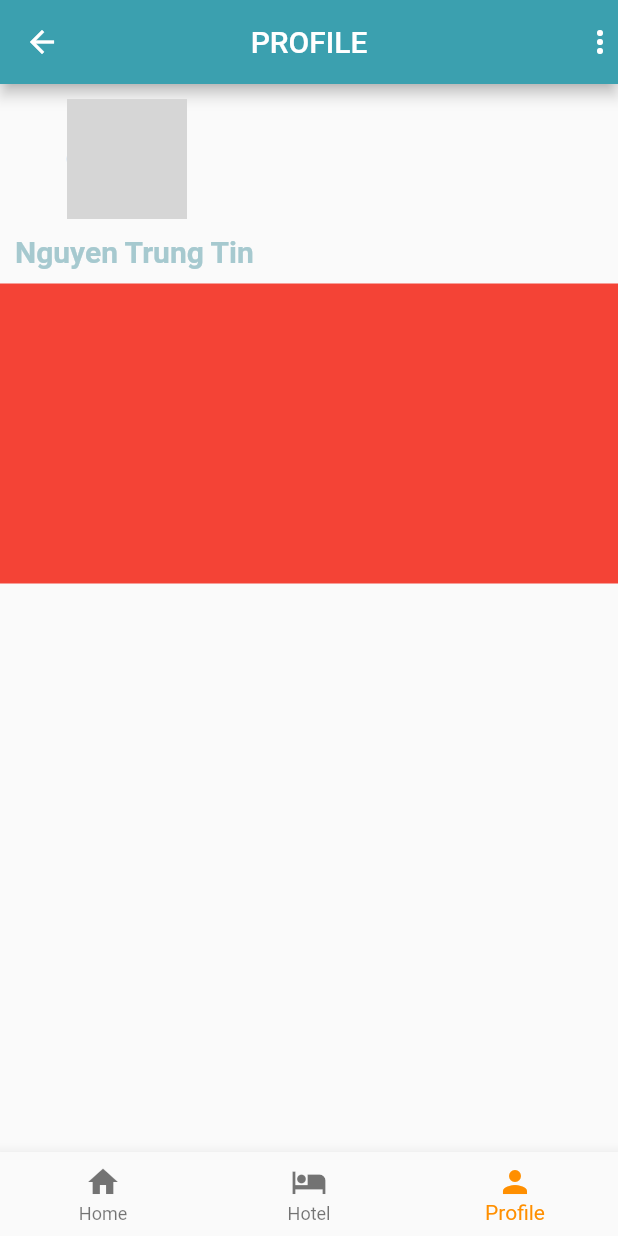
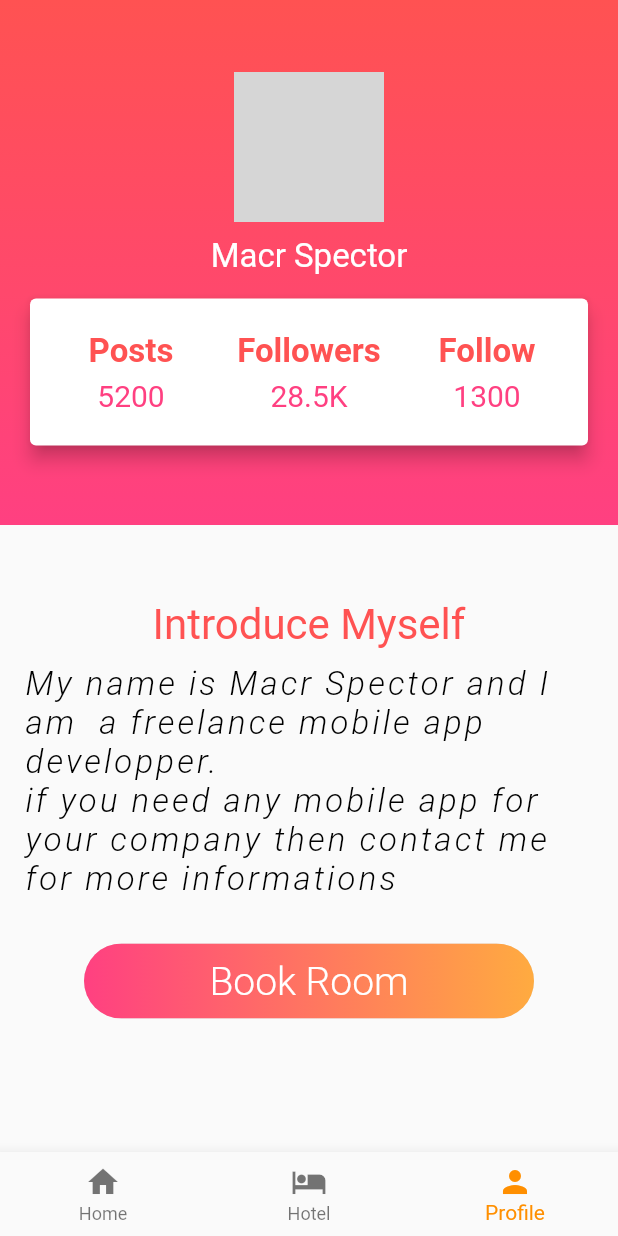
Before and after one commit to TrungTin1701/flutter_application_1, a Flutter app: the screen it shows after launch, item 3 of the bottom bar chosen, on a phone screen of 412 x 824 dp. Run offline on Flutter 3.47's test engine with Material 2 defaults, Android fonts, the phone set to English and light mode, and no system bars; our stand-ins replace device_preview; missing offline and left inert: dart:html, shared_preferences_web; network calls fail; grey boxes are pictures that could not be loaded.

Commit message:
Done Profile , ChiTiet not done

```diff
--- /dev/null
+++ b/lib/HotelPage/ChiTiet/chitiet.dart
@@ -0,0 +1,41 @@
+import 'package:flutter/material.dart';
+import 'package:flutter_application_1/Profile/profile.dart';
+import 'package:flutter_application_1/main.dart';
+import 'package:flutter_application_1/HotelPage/hotelcart.dart';
+
+class chitiet extends StatefulWidget {
+  const chitiet({Key? key}) : super(key: key);
+
+  @override
+  State<chitiet> createState() => _chitietState();
+}
+
+class _chitietState extends State<chitiet> {
+  @override
+  Widget build(BuildContext context) {
+    return Scaffold(
+      appBar: AppBar(
+        leading: GestureDetector(
+          onTap: () {
+            Navigator.push(context, MaterialPageRoute(builder: (context) {
+              return MyApp();
+            }));
+          },
+          child: const Icon(
+            Icons.arrow_back,
+          ),
+        ),
+        title: const Text("BOOKING HOTEL ROOM"),
+        centerTitle: true,
+        actions: const [Icon(Icons.more_vert)],
+        backgroundColor: Color.fromARGB(255, 59, 160, 175),
+      ),
+      body: Column(
+        children: [
+          HotelCard(
+              '/image/hotel2.jpg', 'Dat lat pho', '400 Ung Van khiem', context)
+        ],
+      ),
+    );
+  }
+}
--- /dev/null
+++ b/lib/HotelPage/generated_plugin_registrant.dart
@@ -0,0 +1,17 @@
+//
+// Generated file. Do not edit.
+//
+
+// ignore_for_file: directives_ordering
+// ignore_for_file: lines_longer_than_80_chars
+// ignore_for_file: depend_on_referenced_packages
+
+import 'package:shared_preferences_web/shared_preferences_web.dart';
+
+import 'package:flutter_web_plugins/flutter_web_plugins.dart';
+
+// ignore: public_member_api_docs
+void registerPlugins(Registrar registrar) {
+  SharedPreferencesPlugin.registerWith(registrar);
+  registrar.registerMessageHandler();
+}
--- a/lib/hotelcart.dart
+++ b/lib/HotelPage/hotelcart.dart
@@ -1,11 +1,24 @@
 import 'package:flutter/material.dart';
+import 'package:flutter_application_1/Profile/profile.dart';
+import 'ChiTiet/chitiet.dart';
 
 DateTime _now = new DateTime.now();
 DateTime Date = new DateTime(_now.year, _now.month, _now.day);
 String _date1 = Date.toString();
 // ignore: non_constant_identifier_names
+void runapp() {
+  runApp(MaterialApp(
+    debugShowCheckedModeBanner: false,
+    home: ProfileApp(),
+  ));
+}
+
 Widget HotelCard(
-    String imgurl, String Hotelname, String location, BuildContext context) {
+  String imgurl,
+  String Hotelname,
+  String location,
+  BuildContext context,
+) {
   var borderRadius2 = BorderRadius.circular(10);
   return Container(
     color: Colors.white,
@@ -249,7 +262,10 @@ Widget HotelCard(
             Padding(
               padding: const EdgeInsets.all(18.0),
               child: OutlinedButton(
-                onPressed: () => {},
+                onPressed: () => {
+                  Navigator.push(context,
+                      MaterialPageRoute(builder: (context) => (chitiet())))
+                },
                 style: OutlinedButton.styleFrom(
                   shape: RoundedRectangleBorder(
                     borderRadius: BorderRadius.circular(10),
@@ -262,7 +278,7 @@ Widget HotelCard(
                 ),
                 // ignore: prefer_const_constructors
                 child: Text(
-                  "Xem Chi Tiết",
+                  (isReadmore() ? "Xem Chi Tiết" : "Xem Chi Tiết"),
                   style: TextStyle(
                       fontSize: 12,
                       fontWeight: FontWeight.w500,
@@ -301,3 +317,7 @@ Widget HotelCard(
     ),
   );
 }
+
+bool isReadmore() {
+  return false;
+}
--- /dev/null
+++ b/lib/Profile/profile.dart
@@ -0,0 +1,345 @@
+// import 'dart:async';
+// import 'package:flutter/cupertino.dart';
+// import 'package:flutter/material.dart';
+// import 'package:flutter/rendering.dart';
+// import 'package:flutter/src/foundation/key.dart';
+// import 'package:flutter/src/widgets/framework.dart';
+
+// class MainProfile extends StatefulWidget {
+//   const MainProfile({Key? key}) : super(key: key);
+
+//   @override
+//   State<MainProfile> createState() => MainProfileState();
+// }
+
+// class MainProfileState extends State<MainProfile> {
+//   @override
+//   Widget build(BuildContext context) {
+//     return Scaffold(
+//       appBar: AppBar(
+//         leading: const Icon(Icons.arrow_back),
+//         title: const Text("PROFILE"),
+//         centerTitle: true,
+//         actions: const [Icon(Icons.more_vert)],
+//         backgroundColor: Color.fromARGB(255, 59, 160, 175),
+//       ),
+//       body: SafeArea(
+//           child: Column(
+//         children: [
+//           Profilehead(),
+//           Container(
+//             height: 200,
+//             color: Colors.red,
+//           ),
+//           Expanded(
+//             child: Container(
+//               height: 200,
+//             ),
+//           ),
+//         ],
+//       )),
+//     );
+//   }
+// }
+
+// class Profilehead extends StatefulWidget {
+//   const Profilehead({Key? key}) : super(key: key);
+
+//   @override
+//   State<Profilehead> createState() => _ProfileheadState();
+// }
+
+// ignore_for_file: deprecated_member_use
+
+// class _ProfileheadState extends State<Profilehead> {
+//   @override
+//   Widget build(BuildContext context) {
+//     return Row(
+//       children: [
+//         Column(
+//           children: [
+//             Container(
+//               padding: const EdgeInsets.all(10),
+//               child: CircleAvatar(
+//                 radius: 40,
+//                 backgroundImage: NetworkImage('/image/hotel1.jpg'),
+//               ),
+//             ),
+//             Padding(
+//               padding: const EdgeInsets.only(left: 10, top: 10, bottom: 10),
+//               child: Text(
+//                 "Nguyen Trung Tin",
+//                 style: TextStyle(
+//                     fontSize: 20,
+//                     fontWeight: FontWeight.bold,
+//                     color: Color.fromARGB(255, 47, 108, 119)),
+//               ),
+//             ),
+//           ],
+//         ),
+//       ],
+//     );
+//   }
+// }
+import 'package:flutter/material.dart';
+import 'package:flutter_application_1/HomePage/homepage.dart';
+import '/HotelPage/hotelcart.dart';
+import 'package:flutter_application_1/main.dart';
+
+class ProfileApp extends StatelessWidget {
+  const ProfileApp({Key? key}) : super(key: key);
+  void runapp() {
+    runApp(MaterialApp(
+      debugShowCheckedModeBanner: false,
+      home: ProfileApp(),
+    ));
+  }
+
+  @override
+  Widget build(BuildContext context) {
+    return Scaffold(
+      body: Column(
+        children: <Widget>[
+          Container(
+              decoration: BoxDecoration(
+                  gradient: LinearGradient(
+                      begin: Alignment.topCenter,
+                      end: Alignment.bottomCenter,
+                      colors: [Colors.redAccent, Colors.pinkAccent])),
+              child: Container(
+                width: double.infinity,
+                height: 350.0,
+                child: Center(
+                  child: Column(
+                    crossAxisAlignment: CrossAxisAlignment.center,
+                    mainAxisAlignment: MainAxisAlignment.center,
+                    children: <Widget>[
+                      Info(),
+                      CartBio(),
+                    ],
+                  ),
+                ),
+              )),
+          SizedBox(
+            height: 20.0,
+          ),
+          UI(),
+          Container(
+            width: 300.00,
+            child: RaisedButton(
+                onPressed: () {
+                  Navigator.push(context,
+                      MaterialPageRoute(builder: (context) => MyApp()));
+                },
+                shape: RoundedRectangleBorder(
+                    borderRadius: BorderRadius.circular(80.0)),
+                elevation: 0.0,
+                padding: EdgeInsets.all(0.0),
+                child: Ink(
+                  decoration: BoxDecoration(
+                    gradient: LinearGradient(
+                        begin: Alignment.centerRight,
+                        end: Alignment.centerLeft,
+                        colors: [Colors.orangeAccent, Colors.pinkAccent]),
+                    borderRadius: BorderRadius.circular(30.0),
+                  ),
+                  child: Container(
+                    constraints:
+                        BoxConstraints(maxWidth: 300.0, minHeight: 50.0),
+                    alignment: Alignment.center,
+                    child: Text(
+                      "Book Room",
+                      style: TextStyle(
+                          color: Colors.white,
+                          fontSize: 26.0,
+                          fontWeight: FontWeight.w300),
+                    ),
+                  ),
+                )),
+          ),
+        ],
+      ),
+    );
+  }
+}
+
+//Avar Cart
+class Info extends StatefulWidget {
+  const Info({Key? key}) : super(key: key);
+
+  @override
+  State<Info> createState() => _InfoState();
+}
+
+class _InfoState extends State<Info> {
+  @override
+  Widget build(BuildContext context) {
+    return Column(
+      children: [
+        CircleAvatar(
+          backgroundImage: NetworkImage(
+            "/image/hotel1.jpg",
+          ),
+          radius: 50.0,
+        ),
+        Padding(
+          padding: const EdgeInsets.all(10.0),
+          child: Text(
+            "Macr Spector",
+            style: TextStyle(
+              fontSize: 22.0,
+              color: Colors.white,
+            ),
+          ),
+        ),
+      ],
+    );
+  }
+}
+
+//BioCart
+class CartBio extends StatefulWidget {
+  const CartBio({Key? key}) : super(key: key);
+
+  @override
+  State<CartBio> createState() => _CartBioState();
+}
+
+class _CartBioState extends State<CartBio> {
+  @override
+  Widget build(BuildContext context) {
+    return Card(
+      margin: EdgeInsets.symmetric(horizontal: 20.0, vertical: 5.0),
+      clipBehavior: Clip.antiAlias,
+      color: Colors.white,
+      elevation: 5.0,
+      child: Padding(
+        padding: const EdgeInsets.symmetric(horizontal: 8.0, vertical: 22.0),
+        child: Row(
+          children: <Widget>[
+            Expanded(
+              child: Column(
+                children: <Widget>[
+                  Text(
+                    "Posts",
+                    style: TextStyle(
+                      color: Colors.redAccent,
+                      fontSize: 22.0,
+                      fontWeight: FontWeight.bold,
+                    ),
+                  ),
+                  SizedBox(
+                    height: 5.0,
+                  ),
+                  Text(
+                    "5200",
+                    style: TextStyle(
+                      fontSize: 20.0,
+                      color: Colors.pinkAccent,
+                    ),
+                  )
+                ],
+              ),
+            ),
+            Expanded(
+              child: Column(
+                children: <Widget>[
+                  Text(
+                    "Followers",
+                    style: TextStyle(
+                      color: Colors.redAccent,
+                      fontSize: 22.0,
+                      fontWeight: FontWeight.bold,
+                    ),
+                  ),
+                  SizedBox(
+                    height: 5.0,
+                  ),
+                  Text(
+                    "28.5K",
+                    style: TextStyle(
+                      fontSize: 20.0,
+                      color: Colors.pinkAccent,
+                    ),
+                  )
+                ],
+              ),
+            ),
+            Expanded(
+              child: Column(
+                children: <Widget>[
+                  Text(
+                    "Follow",
+                    style: TextStyle(
+                      color: Colors.redAccent,
+                      fontSize: 22.0,
+                      fontWeight: FontWeight.bold,
+                    ),
+                  ),
+                  SizedBox(
+                    height: 5.0,
+                  ),
+                  Text(
+                    "1300",
+                    style: TextStyle(
+                      fontSize: 20.0,
+                      color: Colors.pinkAccent,
+                    ),
+                  )
+                ],
+              ),
+            ),
+          ],
+        ),
+      ),
+    );
+  }
+}
+
+//Introduction
+class UI extends StatefulWidget {
+  const UI({Key? key}) : super(key: key);
+
+  @override
+  State<UI> createState() => _UIState();
+}
+
+class _UIState extends State<UI> {
+  @override
+  Widget build(BuildContext context) {
+    return Container(
+      child: Padding(
+        padding: const EdgeInsets.symmetric(vertical: 30.0, horizontal: 16.0),
+        child: Column(
+          mainAxisAlignment: MainAxisAlignment.center,
+          crossAxisAlignment: CrossAxisAlignment.start,
+          children: <Widget>[
+            Center(
+              child: Text(
+                "Introduce Myself",
+                style: TextStyle(
+                    color: Colors.redAccent,
+                    fontStyle: FontStyle.normal,
+                    fontSize: 28.0),
+              ),
+            ),
+            SizedBox(
+              height: 10.0,
+            ),
+            Text(
+              'My name is Macr Spector and I am  a freelance mobile app developper.\n'
+              'if you need any mobile app for your company then contact me for more informations',
+              style: TextStyle(
+                fontSize: 22.0,
+                fontStyle: FontStyle.italic,
+                fontWeight: FontWeight.w300,
+                color: Colors.black,
+                letterSpacing: 2.0,
+              ),
+            ),
+          ],
+        ),
+      ),
+    );
+  }
+}
--- a/lib/main.dart
+++ b/lib/main.dart
@@ -2,9 +2,10 @@ import 'package:device_preview/device_preview.dart';
 import 'package:flutter/foundation.dart';
 import 'package:flutter/material.dart';
 import 'package:flutter/rendering.dart';
-import 'hotelcart.dart';
-import 'homepage.dart';
-import 'profile.dart';
+import 'HotelPage/hotelcart.dart';
+import 'HomePage/homepage.dart';
+import 'Profile/profile.dart';
+import 'HotelPage/hotelcart.dart';
 
 void main() {
   runApp(DevicePreview(
@@ -36,7 +37,16 @@ class Home extends StatelessWidget {
   Widget build(BuildContext context) {
     return Scaffold(
       appBar: AppBar(
-        leading: const Icon(Icons.arrow_back),
+        leading: GestureDetector(
+          onTap: () {
+            Navigator.push(context, MaterialPageRoute(builder: (context) {
+              return MyApp();
+            }));
+          },
+          child: const Icon(
+            Icons.arrow_back,
+          ),
+        ),
         title: const Text("BOOKING HOTEL ROOM"),
         centerTitle: true,
         actions: const [Icon(Icons.more_vert)],
@@ -157,7 +167,7 @@ class _MyHomePageState extends State<MyHomePage>
   static const List<Widget> _widgetOptions = <Widget>[
     Home1(),
     Home(),
-    MainProfile(),
+    ProfileApp(),
   ];
   @override
   Widget build(BuildContext context) {
--- a/lib/profile.dart
+++ /dev/null
@@ -1,81 +0,0 @@
-import 'dart:async';
-import 'package:flutter/cupertino.dart';
-import 'package:flutter/material.dart';
-import 'package:flutter/rendering.dart';
-import 'package:flutter/src/foundation/key.dart';
-import 'package:flutter/src/widgets/framework.dart';
-
-class MainProfile extends StatefulWidget {
-  const MainProfile({Key? key}) : super(key: key);
-
-  @override
-  State<MainProfile> createState() => MainProfileState();
-}
-
-class MainProfileState extends State<MainProfile> {
-  @override
-  Widget build(BuildContext context) {
-    return Scaffold(
-      appBar: AppBar(
-        leading: const Icon(Icons.arrow_back),
-        title: const Text("PROFILE"),
-        centerTitle: true,
-        actions: const [Icon(Icons.more_vert)],
-        backgroundColor: Color.fromARGB(255, 59, 160, 175),
-      ),
-      body: SafeArea(
-          child: Column(
-        children: [
-          Profilehead(),
-          Container(
-            height: 200,
-            color: Colors.red,
-          ),
-          Expanded(
-            child: Container(
-              height: 200,
-            ),
-          ),
-        ],
-      )),
-    );
-  }
-}
-
-class Profilehead extends StatefulWidget {
-  const Profilehead({Key? key}) : super(key: key);
-
-  @override
-  State<Profilehead> createState() => _ProfileheadState();
-}
-
-class _ProfileheadState extends State<Profilehead> {
-  @override
-  Widget build(BuildContext context) {
-    return Row(
-      children: [
-        Column(
-          children: [
-            Container(
-              padding: const EdgeInsets.only(top: 10),
-              child: CircleAvatar(
-                radius: 40,
-                backgroundImage: NetworkImage('/image/hotel1.jpg'),
-              ),
-            ),
-            Padding(
-              padding: const EdgeInsets.only(left: 10, top: 10, bottom: 10),
-              child: Text(
-                "Nguyen Trung Tin",
-                style: TextStyle(
-                    fontSize: 20,
-                    fontWeight: FontWeight.bold,
-                    color: Color.fromARGB(255, 166, 201, 207)),
-              ),
-            )
-          ],
-        )
-      ],
-    );
-  }
-}
```
Also changed, not shown: lib/HomePage/homepage.dart (renamed from lib/homepage.dart), lib/HotelPage/app1.dart (renamed from lib/app1.dart), lib/HotelPage/custom_text.dart (renamed from lib/custom_text.dart).
